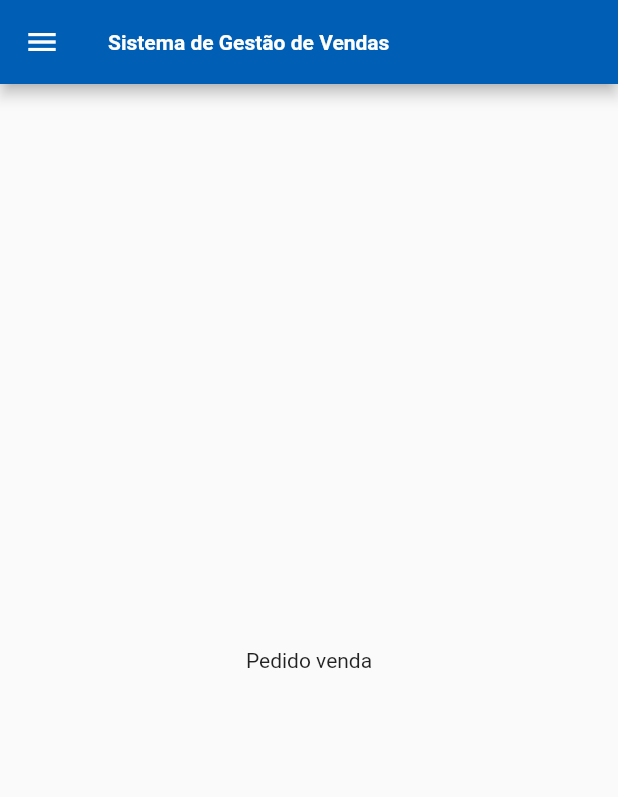
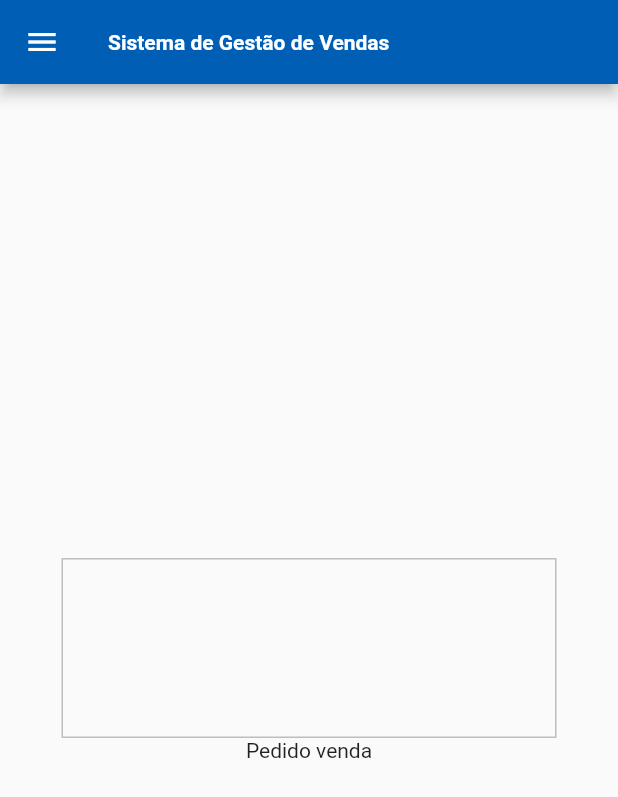
Before and after one commit to tintreinamento/projeto_flutter, a Flutter app: the PedidoVenda screen opened directly, on a phone screen of 412 x 824 dp. Shown: the top 797 px of the screen. Run offline on Flutter 3.47's test engine with Material 2 defaults, Android fonts, the phone set to English and light mode, and no system bars.

Commit message:
Tarefa: criando tela de pedido venda

```diff
--- a/lib/views/pedido_venda/pedidovenda.dart
+++ b/lib/views/pedido_venda/pedidovenda.dart
@@ -20,6 +20,13 @@ class _PedidoVendaState extends State<PedidoVenda> {
           // horizontal).
           mainAxisAlignment: MainAxisAlignment.center,
           children: <Widget>[
+            Container(
+                width: 330,
+                height: 120,
+                margin: EdgeInsets.only(left: 20, right: 20),
+                decoration: BoxDecoration(
+                    border: Border.all(
+                        color: Color.fromRGBO(191, 188, 188, 1), width: 1))),
             Text(
               'Pedido venda',
             ),
```
